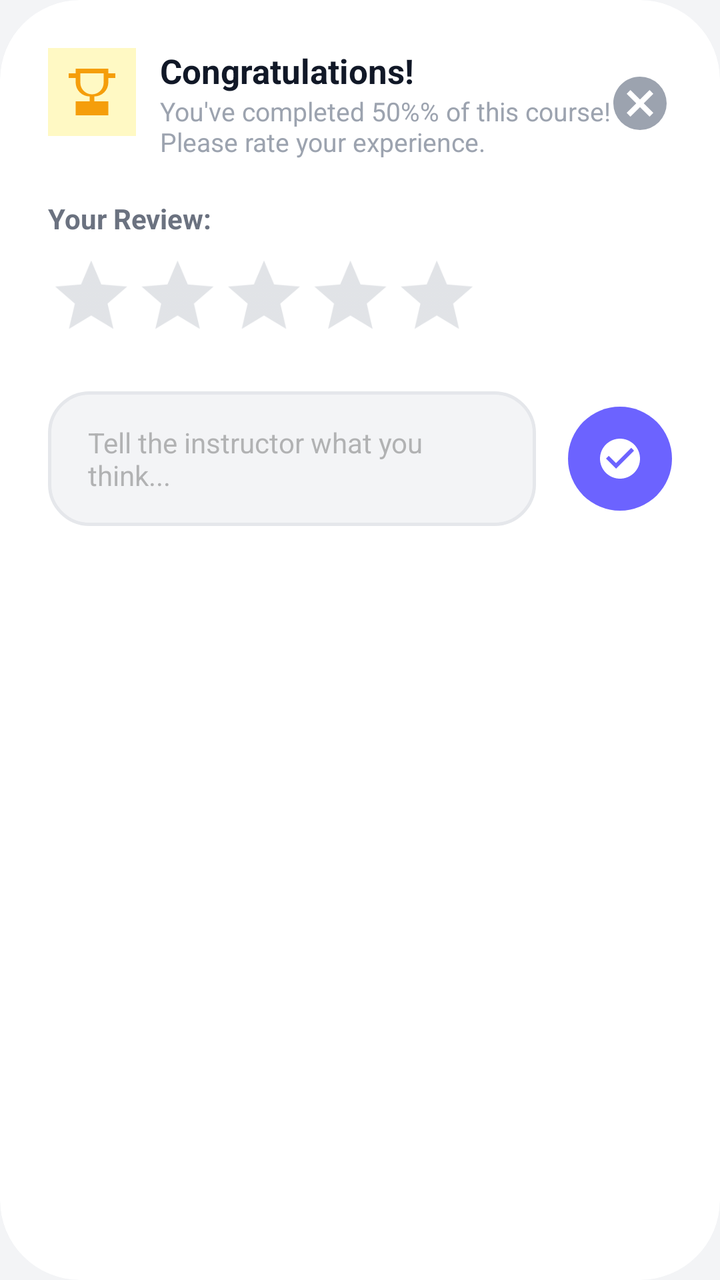
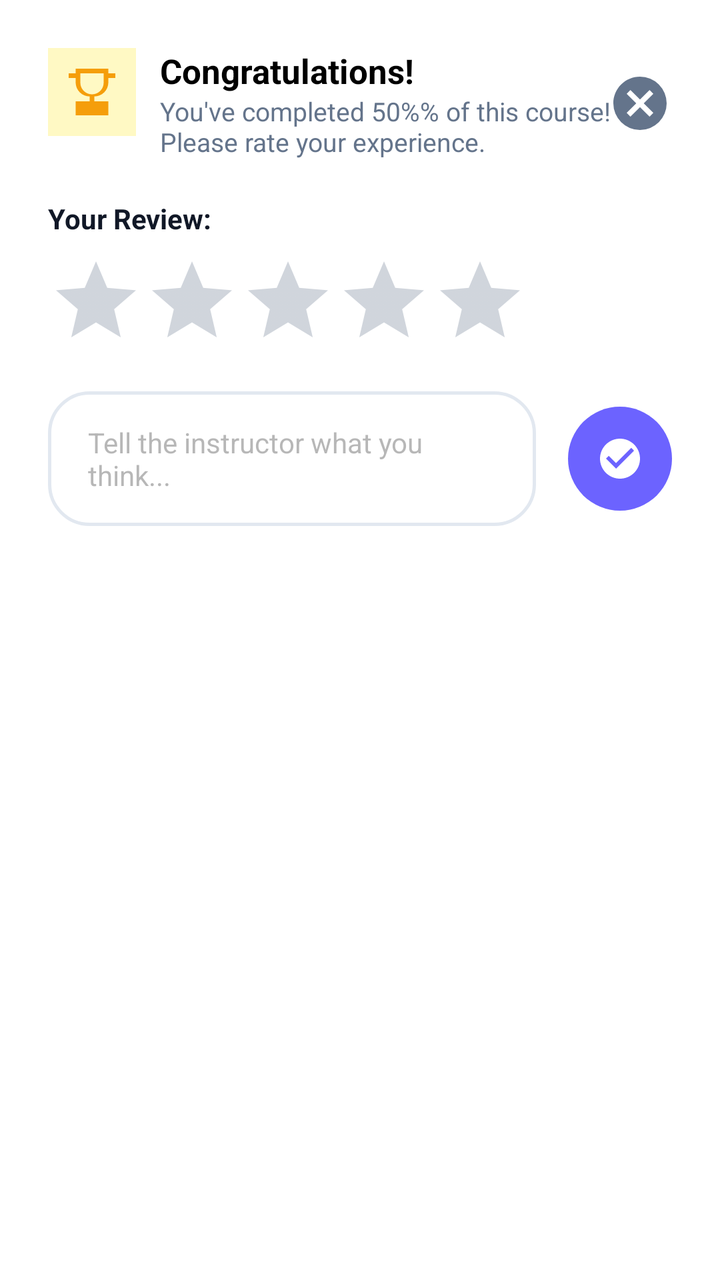

Compare the two renders of this Android layout. The source of the first and the diff that turns it into the second are given below.
<!-- AndroidManifest.xml: application theme Theme.UniCourseHub -->
<!-- res/layout/dialog_rating.xml -->
<?xml version="1.0" encoding="utf-8"?>
<androidx.cardview.widget.CardView xmlns:android="http://schemas.android.com/apk/res/android"
    xmlns:app="http://schemas.android.com/apk/res-auto"
    android:layout_width="match_parent"
    android:layout_height="wrap_content"
    app:cardCornerRadius="40dp"
    app:cardElevation="0dp"
    app:cardBackgroundColor="@color/white">

    <LinearLayout
        android:layout_width="match_parent"
        android:layout_height="wrap_content"
        android:orientation="vertical"
        android:padding="24dp">

        <RelativeLayout
            android:layout_width="match_parent"
            android:layout_height="wrap_content">

            <ImageView
                android:id="@+id/ivBadgeIcon"
                android:layout_width="44dp"
                android:layout_height="44dp"
                android:src="@drawable/ic_trophy"
                app:tint="@color/warning"
                android:background="#FFF9C4"
                android:padding="8dp" />

            <LinearLayout
                android:layout_width="wrap_content"
                android:layout_height="wrap_content"
                android:layout_marginStart="12dp"
                android:layout_toEndOf="@id/ivBadgeIcon"
                android:layout_centerVertical="true"
                android:orientation="vertical">

                <TextView
                    android:id="@+id/tvRatingTitle"
                    android:layout_width="wrap_content"
                    android:layout_height="wrap_content"
                    android:text="@string/title_congratulations"
                    android:textColor="@color/text_primary"
                    android:textSize="17sp"
                    android:textStyle="bold" />

                <TextView
                    android:id="@+id/tvRatingSubtitle"
                    android:layout_width="wrap_content"
                    android:layout_height="wrap_content"
                    android:text="@string/msg_rate_experience"
                    android:textColor="@color/text_hint"
                    android:textSize="13sp" />
            </LinearLayout>

            <ImageView
                android:id="@+id/btnClose"
                android:layout_width="32dp"
                android:layout_height="32dp"
                android:layout_alignParentEnd="true"
                android:layout_centerVertical="true"
                android:src="@drawable/ic_close_circle"
                app:tint="@color/text_hint"
                android:clickable="true"
                android:focusable="true" />
        </RelativeLayout>

        <TextView
            android:layout_width="wrap_content"
            android:layout_height="wrap_content"
            android:layout_marginTop="20dp"
            android:text="Your Review:"
            android:textColor="@color/text_secondary"
            android:textSize="14sp"
            android:textStyle="bold" />

        <RatingBar
            android:id="@+id/ratingBar"
            android:layout_width="wrap_content"
            android:layout_height="wrap_content"
            android:layout_marginTop="8dp"
            android:numStars="5"
            android:stepSize="1.0"
            android:theme="@style/RatingBarTheme"
            android:scaleX="0.9"
            android:scaleY="0.9"
            android:transformPivotX="0dp" />

        <LinearLayout
            android:layout_width="match_parent"
            android:layout_height="wrap_content"
            android:layout_marginTop="12dp"
            android:gravity="center_vertical"
            android:orientation="horizontal">

            <EditText
                android:id="@+id/etComment"
                style="@style/InputField"
                android:layout_width="0dp"
                android:layout_height="wrap_content"
                android:layout_weight="1"
                android:background="@drawable/bg_input_field"
                android:hint="Tell the instructor what you think..."
                android:inputType="textMultiLine"
                android:maxLines="3"
                android:minHeight="60dp"
                android:padding="16dp"
                android:gravity="top"
                android:textSize="14sp" />

            <ImageButton
                android:id="@+id/btnSubmit"
                android:layout_width="52dp"
                android:layout_height="52dp"
                android:layout_marginStart="16dp"
                android:background="@drawable/bg_pill_purple"
                android:src="@drawable/ic_check_circle"
                app:tint="@color/white" />
        </LinearLayout>

    </LinearLayout>
</androidx.cardview.widget.CardView>
<!-- resources referenced by this layout -->
<resources>
  <color name="text_hint">#9CA3AF</color>
  <color name="text_primary">#111827</color>
  <color name="text_secondary">#6B7280</color>
  <color name="warning">#F59E0B</color>
  <color name="white">#FFFFFF</color>
  <!-- drawable bg_input_field (drawable) -->
  <?xml version="1.0" encoding="utf-8"?>
  <shape xmlns:android="http://schemas.android.com/apk/res/android">
      <solid android:color="@color/background" />
      <stroke android:width="1.5dp" android:color="@color/divider" />
      <corners android:radius="20dp" />
  </shape>
  <!-- drawable bg_pill_purple (drawable) -->
  <?xml version="1.0" encoding="utf-8"?>
  <shape xmlns:android="http://schemas.android.com/apk/res/android">
      <solid android:color="@color/primary" />
      <corners android:radius="28dp" />
  </shape>
  <!-- drawable ic_check_circle (drawable) -->
  <?xml version="1.0" encoding="utf-8"?>
  <vector xmlns:android="http://schemas.android.com/apk/res/android"
      android:width="24dp"
      android:height="24dp"
      android:viewportWidth="24"
      android:viewportHeight="24"
      android:tint="?attr/colorControlNormal">
      <path
          android:fillColor="#FF000000"
          android:pathData="M12,2C6.48,2 2,6.48 2,12S6.48,22 12,22 22,17.52 22,12 17.52,2 12,2M10,17L5,12L6.41,10.59L10,14.17L17.59,6.58L19,8L10,17Z" />
  </vector>
  <!-- drawable ic_trophy (drawable) -->
  <?xml version="1.0" encoding="utf-8"?>
  <vector xmlns:android="http://schemas.android.com/apk/res/android"
      android:width="24dp"
      android:height="24dp"
      android:viewportWidth="24"
      android:viewportHeight="24"
      android:tint="?attr/colorControlNormal">
      <path
          android:fillColor="#FF000000"
          android:pathData="M5,4H2V6H5V8A6,6 0 0,0 11,13.9V16H5V22H19V16H13V13.9A6,6 0 0,0 19,8V6H22V4H19V2H5V4M7,4H17V8A5,5 0 0,1 12,13A5,5 0 0,1 7,8V4Z" />
  </vector>
  <string name="msg_rate_experience">You\'ve completed 50%% of this course! Please rate your experience.</string>
  <string name="title_congratulations">Congratulations!</string>
  <style name="RatingBarTheme" parent="Theme.AppCompat">
          <item name="colorControlNormal">@color/text_hint</item>
          <item name="colorControlActivated">@color/warning</item>
      </style>
  <color name="background">#F3F4F6</color>
  <color name="divider">#E5E7EB</color>
  <color name="primary">#6C63FF</color>
  <color name="primary_dark">#4F46E5</color>
  <color name="secondary_pink">#EC4899</color>
  <color name="surface">#FFFFFF</color>
  <style name="ShapeAppearance.UniCourseHub.Small" parent="ShapeAppearance.MaterialComponents.SmallComponent">
          <item name="cornerFamily">rounded</item>
          <item name="cornerSize">12dp</item>
      </style>
  <style name="ShapeAppearance.UniCourseHub.Medium" parent="ShapeAppearance.MaterialComponents.MediumComponent">
          <item name="cornerFamily">rounded</item>
          <item name="cornerSize">28dp</item>
      </style>
  <style name="ShapeAppearance.UniCourseHub.Large" parent="ShapeAppearance.MaterialComponents.LargeComponent">
          <item name="cornerFamily">rounded</item>
          <item name="cornerSize">40dp</item>
      </style>
  <style name="Widget.UniCourseHub.BottomNavigationView" parent="Widget.MaterialComponents.BottomNavigationView">
          <item name="itemShapeAppearance">@style/ShapeAppearance.UniCourseHub.Small</item>
          <item name="itemShapeAppearanceOverlay">@style/ShapeAppearance.UniCourseHub.Small</item>
          <item name="itemIconSize">24dp</item>
          <item name="labelVisibilityMode">labeled</item>
          <item name="backgroundTint">@color/surface</item>
          <item name="elevation">8dp</item>
      </style>
  <!-- unchanged entries left out for length: 3 -->
</resources>

<!-- the commit's change to res/layout/dialog_rating.xml (unified diff, before → after) -->
@@ -80,10 +80,7 @@
             android:layout_marginTop="8dp"
             android:numStars="5"
             android:stepSize="1.0"
-            android:theme="@style/RatingBarTheme"
-            android:scaleX="0.9"
-            android:scaleY="0.9"
-            android:transformPivotX="0dp" />
+            android:theme="@style/RatingBarTheme" />
 
         <LinearLayout
             android:layout_width="match_parent"
<!-- resource entries referenced after the edit -->
@@ -1,8 +1,8 @@
 <!-- resources referenced by this layout -->
 <resources>
-  <color name="text_hint">#9CA3AF</color>
-  <color name="text_primary">#111827</color>
-  <color name="text_secondary">#6B7280</color>
+  <color name="text_hint">#64748B</color>
+  <color name="text_primary">#000000</color>
+  <color name="text_secondary">#111827</color>
   <color name="warning">#F59E0B</color>
   <color name="white">#FFFFFF</color>
   <!-- drawable bg_input_field (drawable) -->
@@ -48,8 +48,8 @@
           <item name="colorControlNormal">@color/text_hint</item>
           <item name="colorControlActivated">@color/warning</item>
       </style>
-  <color name="background">#F3F4F6</color>
-  <color name="divider">#E5E7EB</color>
+  <color name="background">#FFFFFF</color>
+  <color name="divider">#E2E8F0</color>
   <color name="primary">#6C63FF</color>
   <color name="primary_dark">#4F46E5</color>
   <color name="secondary_pink">#EC4899</color>
